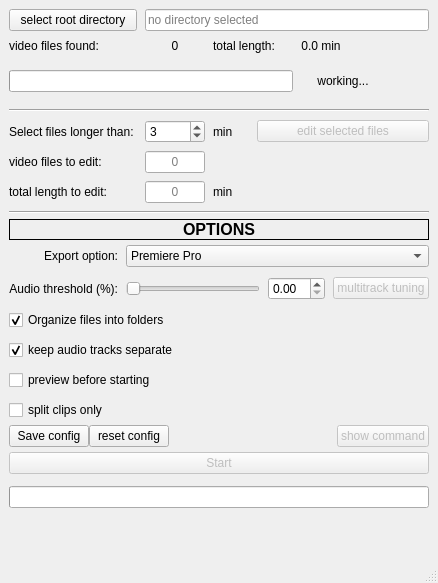
First picture: the form in UI/batchEditor.ui, repository fdllrs/batchEditor, before the edit.
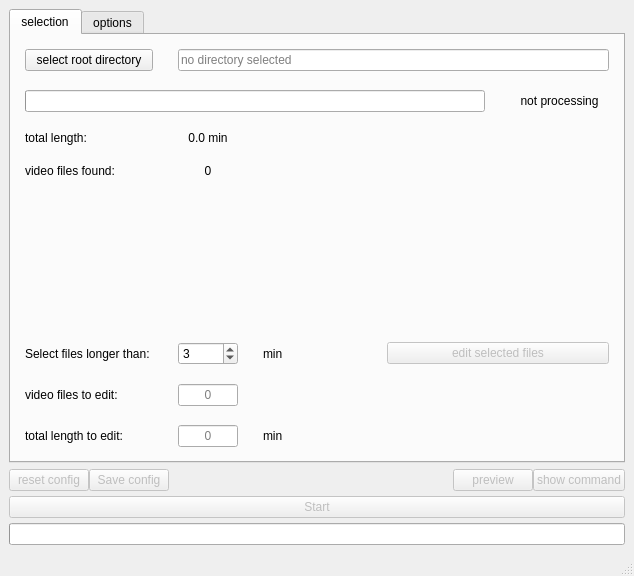
Second picture: the form after the edit.

Commit message: revamp ui to allow more and cleaner options

What changed in the file:
```diff
--- a/UI/batchEditor.ui
+++ b/UI/batchEditor.ui
@@ -6,8 +6,8 @@
    <rect>
     <x>0</x>
     <y>0</y>
-    <width>438</width>
-    <height>583</height>
+    <width>634</width>
+    <height>576</height>
    </rect>
   </property>
   <property name="windowTitle">
@@ -17,132 +17,181 @@
    <bool>false</bool>
   </property>
   <widget class="QWidget" name="centralwidget">
-   <layout class="QGridLayout" name="gridLayout" columnstretch="0">
-    <property name="sizeConstraint">
-     <enum>QLayout::SizeConstraint::SetDefaultConstraint</enum>
-    </property>
-    <property name="horizontalSpacing">
+   <layout class="QVBoxLayout" name="verticalLayout_2">
+    <item>
+     <widget class="QTabWidget" name="tabWidget">
+      <property name="sizePolicy">
+       <sizepolicy hsizetype="Expanding" vsizetype="Expanding">
+        <horstretch>0</horstretch>
+        <verstretch>0</verstretch>
+       </sizepolicy>
+      </property>
+      <property name="currentIndex">
      <number>0</number>
     </property>
-    <property name="verticalSpacing">
-     <number>5</number>
-    </property>
-    <item row="0" column="0">
+      <widget class="QWidget" name="selectionTab">
+       <attribute name="title">
+        <string>selection</string>
+       </attribute>
+       <layout class="QVBoxLayout" name="verticalLayout">
+        <item>
      <layout class="QGridLayout" name="SelectionGrid">
-      <property name="spacing">
-       <number>8</number>
-      </property>
-      <item row="7" column="1">
-       <widget class="QLineEdit" name="filesToEditSpinbox">
-        <property name="maximumSize">
-         <size>
-          <width>60</width>
-          <height>16777215</height>
-         </size>
-        </property>
-        <property name="alignment">
-         <set>Qt::AlignmentFlag::AlignCenter</set>
-        </property>
-        <property name="readOnly">
-         <bool>true</bool>
-        </property>
-        <property name="placeholderText">
-         <string>0</string>
-        </property>
-       </widget>
-      </item>
-      <item row="9" column="0" colspan="7">
-       <widget class="Line" name="line_3">
-        <property name="orientation">
-         <enum>Qt::Orientation::Horizontal</enum>
-        </property>
-       </widget>
-      </item>
-      <item row="8" column="0">
-       <widget class="QLabel" name="totalLengthToEditLabel">
-        <property name="text">
-         <string>total length to edit: </string>
-        </property>
-        <property name="alignment">
-         <set>Qt::AlignmentFlag::AlignLeading|Qt::AlignmentFlag::AlignLeft|Qt::AlignmentFlag::AlignVCenter</set>
-        </property>
-       </widget>
-      </item>
-      <item row="8" column="2">
-       <widget class="QLabel" name="minLabel_2">
-        <property name="sizePolicy">
-         <sizepolicy hsizetype="Minimum" vsizetype="Preferred">
-          <horstretch>0</horstretch>
-          <verstretch>0</verstretch>
-         </sizepolicy>
-        </property>
-        <property name="text">
-         <string>min</string>
-        </property>
-        <property name="alignment">
-         <set>Qt::AlignmentFlag::AlignLeading|Qt::AlignmentFlag::AlignLeft|Qt::AlignmentFlag::AlignVCenter</set>
-        </property>
-       </widget>
-      </item>
-      <item row="0" column="0">
-       <widget class="QPushButton" name="selectRootDirectoryButton">
-        <property name="text">
-         <string>select root directory</string>
-        </property>
-       </widget>
-      </item>
+          <property name="leftMargin">
+           <number>5</number>
+          </property>
+          <property name="topMargin">
+           <number>5</number>
+          </property>
+          <property name="rightMargin">
+           <number>5</number>
+          </property>
+          <property name="bottomMargin">
+           <number>5</number>
+          </property>
+          <property name="horizontalSpacing">
+           <number>25</number>
+          </property>
+          <property name="verticalSpacing">
+           <number>19</number>
+          </property>
       <item row="6" column="1">
-       <widget class="QSpinBox" name="minLengthSpinbox">
-        <property name="sizePolicy">
-         <sizepolicy hsizetype="Expanding" vsizetype="Fixed">
-          <horstretch>0</horstretch>
-          <verstretch>0</verstretch>
-         </sizepolicy>
-        </property>
+           <widget class="QLineEdit" name="filesToEditSpinbox">
         <property name="maximumSize">
          <size>
           <width>60</width>
           <height>16777215</height>
          </size>
         </property>
-        <property name="minimum">
-         <number>0</number>
-        </property>
-        <property name="maximum">
-         <number>9999</number>
+            <property name="alignment">
+             <set>Qt::AlignmentFlag::AlignCenter</set>
+            </property>
+            <property name="readOnly">
+             <bool>true</bool>
+            </property>
+            <property name="placeholderText">
+             <string>0</string>
+            </property>
+           </widget>
+          </item>
+          <item row="1" column="0" colspan="4">
+           <widget class="QProgressBar" name="foundFilesProgressBar">
+            <property name="sizePolicy">
+             <sizepolicy hsizetype="Preferred" vsizetype="Fixed">
+              <horstretch>0</horstretch>
+              <verstretch>0</verstretch>
+             </sizepolicy>
+            </property>
+            <property name="palette">
+             <palette>
+              <active>
+               <colorrole role="BrightText">
+                <brush brushstyle="SolidPattern">
+                 <color alpha="255">
+                  <red>85</red>
+                  <green>255</green>
+                  <blue>255</blue>
+                 </color>
+                </brush>
+               </colorrole>
+               <colorrole role="Accent">
+                <brush brushstyle="SolidPattern">
+                 <color alpha="255">
+                  <red>85</red>
+                  <green>170</green>
+                  <blue>255</blue>
+                 </color>
+                </brush>
+               </colorrole>
+              </active>
+              <inactive>
+               <colorrole role="BrightText">
+                <brush brushstyle="SolidPattern">
+                 <color alpha="255">
+                  <red>85</red>
+                  <green>255</green>
+                  <blue>255</blue>
+                 </color>
+                </brush>
+               </colorrole>
+               <colorrole role="Accent">
+                <brush brushstyle="SolidPattern">
+                 <color alpha="255">
+                  <red>85</red>
+                  <green>170</green>
+                  <blue>255</blue>
+                 </color>
+                </brush>
+               </colorrole>
+              </inactive>
+              <disabled>
+               <colorrole role="BrightText">
+                <brush brushstyle="SolidPattern">
+                 <color alpha="255">
+                  <red>85</red>
+                  <green>255</green>
+                  <blue>255</blue>
+                 </color>
+                </brush>
+               </colorrole>
+               <colorrole role="Accent">
+                <brush brushstyle="SolidPattern">
+                 <color alpha="255">
+                  <red>85</red>
+                  <green>170</green>
+                  <blue>255</blue>
+                 </color>
+                </brush>
+               </colorrole>
+              </disabled>
+             </palette>
+            </property>
+            <property name="acceptDrops">
+             <bool>false</bool>
         </property>
         <property name="value">
-         <number>3</number>
-        </property>
-       </widget>
-      </item>
-      <item row="6" column="0">
-       <widget class="QLabel" name="filesLongerThanLabel">
-        <property name="sizePolicy">
-         <sizepolicy hsizetype="Fixed" vsizetype="Preferred">
-          <horstretch>0</horstretch>
-          <verstretch>0</verstretch>
-         </sizepolicy>
-        </property>
-        <property name="text">
-         <string>Select files longer than: </string>
+             <number>0</number>
+            </property>
+            <property name="textVisible">
+             <bool>false</bool>
+            </property>
+            <property name="format">
+             <string/>
+            </property>
+           </widget>
+          </item>
+          <item row="7" column="1">
+           <widget class="QLineEdit" name="totalLengthToEditSpinbox">
+            <property name="enabled">
+             <bool>true</bool>
+            </property>
+            <property name="maximumSize">
+             <size>
+              <width>60</width>
+              <height>16777215</height>
+             </size>
         </property>
         <property name="alignment">
-         <set>Qt::AlignmentFlag::AlignLeading|Qt::AlignmentFlag::AlignLeft|Qt::AlignmentFlag::AlignVCenter</set>
-        </property>
-       </widget>
-      </item>
-      <item row="7" column="0">
-       <widget class="QLabel" name="videoFilesToEditLabel">
+             <set>Qt::AlignmentFlag::AlignCenter</set>
+            </property>
+            <property name="readOnly">
+             <bool>true</bool>
+            </property>
+            <property name="placeholderText">
+             <string>0</string>
+            </property>
+           </widget>
+          </item>
+          <item row="3" column="0">
+           <widget class="QLabel" name="filesFoundLabel">
         <property name="text">
-         <string>video files to edit: </string>
-        </property>
-        <property name="alignment">
-         <set>Qt::AlignmentFlag::AlignLeading|Qt::AlignmentFlag::AlignLeft|Qt::AlignmentFlag::AlignVCenter</set>
+             <string>video files found:</string>
+            </property>
+            <property name="indent">
+             <number>0</number>
         </property>
        </widget>
       </item>
-      <item row="6" column="3" colspan="4">
+          <item row="5" column="3" colspan="2">
        <widget class="QPushButton" name="editSelectedFilesButton">
         <property name="enabled">
          <bool>false</bool>
@@ -167,17 +216,33 @@
         </property>
        </widget>
       </item>
-      <item row="1" column="0">
-       <widget class="QLabel" name="filesFoundLabel">
+          <item row="5" column="0">
+           <widget class="QLabel" name="filesLongerThanLabel">
+            <property name="sizePolicy">
+             <sizepolicy hsizetype="Fixed" vsizetype="Preferred">
+              <horstretch>0</horstretch>
+              <verstretch>0</verstretch>
+             </sizepolicy>
+            </property>
         <property name="text">
-         <string>video files found:</string>
+             <string>Select files longer than: </string>
         </property>
         <property name="alignment">
          <set>Qt::AlignmentFlag::AlignLeading|Qt::AlignmentFlag::AlignLeft|Qt::AlignmentFlag::AlignVCenter</set>
         </property>
        </widget>
       </item>
-      <item row="0" column="1" colspan="6">
+          <item row="7" column="0">
+           <widget class="QLabel" name="totalLengthToEditLabel">
+            <property name="text">
+             <string>total length to edit: </string>
+            </property>
+            <property name="alignment">
+             <set>Qt::AlignmentFlag::AlignLeading|Qt::AlignmentFlag::AlignLeft|Qt::AlignmentFlag::AlignVCenter</set>
+            </property>
+           </widget>
+          </item>
+          <item row="0" column="1" colspan="4">
        <widget class="QLineEdit" name="rootDirectoryLabel">
         <property name="readOnly">
          <bool>true</bool>
@@ -190,85 +255,11 @@
         </property>
        </widget>
       </item>
-      <item row="3" column="0" colspan="4">
-       <widget class="QProgressBar" name="foundFilesProgressBar">
-        <property name="acceptDrops">
-         <bool>false</bool>
-        </property>
-        <property name="value">
-         <number>0</number>
-        </property>
-        <property name="textVisible">
-         <bool>false</bool>
-        </property>
-        <property name="format">
-         <string/>
-        </property>
-       </widget>
-      </item>
-      <item row="8" column="1">
-       <widget class="QLineEdit" name="totalLengthToEditSpinbox">
-        <property name="enabled">
-         <bool>true</bool>
-        </property>
-        <property name="maximumSize">
-         <size>
-          <width>60</width>
-          <height>16777215</height>
-         </size>
-        </property>
-        <property name="alignment">
-         <set>Qt::AlignmentFlag::AlignCenter</set>
-        </property>
-        <property name="readOnly">
-         <bool>true</bool>
-        </property>
-        <property name="placeholderText">
-         <string>0</string>
-        </property>
-       </widget>
-      </item>
-      <item row="3" column="4" colspan="2">
-       <widget class="QLabel" name="progressBarLabel">
-        <property name="text">
-         <string>working...</string>
-        </property>
-        <property name="alignment">
-         <set>Qt::AlignmentFlag::AlignCenter</set>
-        </property>
-       </widget>
-      </item>
-      <item row="6" column="2">
-       <widget class="QLabel" name="minLabel_3">
-        <property name="sizePolicy">
-         <sizepolicy hsizetype="Minimum" vsizetype="Preferred">
-          <horstretch>0</horstretch>
-          <verstretch>0</verstretch>
-         </sizepolicy>
-        </property>
-        <property name="text">
-         <string>min</string>
-        </property>
-        <property name="alignment">
-         <set>Qt::AlignmentFlag::AlignLeading|Qt::AlignmentFlag::AlignLeft|Qt::AlignmentFlag::AlignVCenter</set>
-        </property>
-       </widget>
-      </item>
-      <item row="5" column="0" colspan="7">
-       <widget class="Line" name="line">
-        <property name="orientation">
-         <enum>Qt::Orientation::Horizontal</enum>
-        </property>
-       </widget>
-      </item>
-      <item row="3" column="6">
-       <spacer name="verticalSpacer_3">
+          <item row="4" column="1">
+           <spacer name="verticalSpacer">
         <property name="orientation">
          <enum>Qt::Orientation::Vertical</enum>
         </property>
-        <property name="sizeType">
-         <enum>QSizePolicy::Policy::Maximum</enum>
-        </property>
         <property name="sizeHint" stdset="0">
          <size>
           <width>20</width>
@@ -277,10 +268,45 @@
         </property>
        </spacer>
       </item>
-      <item row="1" column="1">
+          <item row="6" column="0">
+           <widget class="QLabel" name="videoFilesToEditLabel">
+            <property name="text">
+             <string>video files to edit: </string>
+            </property>
+            <property name="alignment">
+             <set>Qt::AlignmentFlag::AlignLeading|Qt::AlignmentFlag::AlignLeft|Qt::AlignmentFlag::AlignVCenter</set>
+            </property>
+           </widget>
+          </item>
+          <item row="5" column="1">
+           <widget class="QSpinBox" name="minLengthSpinbox">
+            <property name="sizePolicy">
+             <sizepolicy hsizetype="Expanding" vsizetype="Fixed">
+              <horstretch>0</horstretch>
+              <verstretch>0</verstretch>
+             </sizepolicy>
+            </property>
+            <property name="maximumSize">
+             <size>
+              <width>60</width>
+              <height>16777215</height>
+             </size>
+            </property>
+            <property name="minimum">
+             <number>0</number>
+            </property>
+            <property name="maximum">
+             <number>9999</number>
+            </property>
+            <property name="value">
+             <number>3</number>
+            </property>
+           </widget>
+          </item>
+          <item row="3" column="1">
        <widget class="QLabel" name="filesFound">
         <property name="sizePolicy">
-         <sizepolicy hsizetype="Minimum" vsizetype="Preferred">
+             <sizepolicy hsizetype="Preferred" vsizetype="Preferred">
           <horstretch>0</horstretch>
           <verstretch>0</verstretch>
          </sizepolicy>
@@ -293,10 +319,17 @@
         </property>
        </widget>
       </item>
-      <item row="1" column="4">
+          <item row="0" column="0">
+           <widget class="QPushButton" name="selectRootDirectoryButton">
+            <property name="text">
+             <string>select root directory</string>
+            </property>
+           </widget>
+          </item>
+          <item row="2" column="1">
        <widget class="QLabel" name="totalLength">
         <property name="sizePolicy">
-         <sizepolicy hsizetype="Minimum" vsizetype="Preferred">
+             <sizepolicy hsizetype="Preferred" vsizetype="Preferred">
           <horstretch>0</horstretch>
           <verstretch>0</verstretch>
          </sizepolicy>
@@ -309,8 +342,36 @@
         </property>
        </widget>
       </item>
-      <item row="1" column="2" colspan="2">
+          <item row="5" column="2">
+           <widget class="QLabel" name="minLabel_3">
+            <property name="sizePolicy">
+             <sizepolicy hsizetype="Minimum" vsizetype="Preferred">
+              <horstretch>0</horstretch>
+              <verstretch>0</verstretch>
+             </sizepolicy>
+            </property>
+            <property name="lineWidth">
+             <number>0</number>
+            </property>
+            <property name="text">
+             <string>min</string>
+            </property>
+            <property name="alignment">
+             <set>Qt::AlignmentFlag::AlignLeading|Qt::AlignmentFlag::AlignLeft|Qt::AlignmentFlag::AlignVCenter</set>
+            </property>
+           </widget>
+          </item>
+          <item row="2" column="0">
        <widget class="QLabel" name="totalLengthLabel">
+            <property name="enabled">
+             <bool>true</bool>
+            </property>
+            <property name="sizePolicy">
+             <sizepolicy hsizetype="Preferred" vsizetype="Preferred">
+              <horstretch>0</horstretch>
+              <verstretch>0</verstretch>
+             </sizepolicy>
+            </property>
         <property name="text">
          <string>total length: </string>
         </property>
@@ -319,242 +380,67 @@
         </property>
        </widget>
       </item>
-     </layout>
-    </item>
-    <item row="1" column="0">
-     <widget class="QLabel" name="optionsLabel">
-      <property name="enabled">
-       <bool>true</bool>
-      </property>
-      <property name="sizePolicy">
-       <sizepolicy hsizetype="Preferred" vsizetype="Fixed">
-        <horstretch>0</horstretch>
-        <verstretch>0</verstretch>
-       </sizepolicy>
-      </property>
-      <property name="font">
-       <font>
-        <pointsize>12</pointsize>
-        <bold>true</bold>
-       </font>
-      </property>
-      <property name="autoFillBackground">
-       <bool>false</bool>
-      </property>
-      <property name="frameShape">
-       <enum>QFrame::Shape::Panel</enum>
-      </property>
-      <property name="frameShadow">
-       <enum>QFrame::Shadow::Plain</enum>
-      </property>
+          <item row="1" column="4">
+           <widget class="QLabel" name="progressBarLabel">
       <property name="text">
-       <string>OPTIONS</string>
+             <string>not processing</string>
       </property>
       <property name="alignment">
        <set>Qt::AlignmentFlag::AlignCenter</set>
       </property>
      </widget>
     </item>
-    <item row="6" column="0">
-     <layout class="QVBoxLayout" name="StartGrid">
-      <property name="spacing">
-       <number>12</number>
-      </property>
-      <item>
-       <widget class="QPushButton" name="startButton">
-        <property name="enabled">
-         <bool>false</bool>
-        </property>
-        <property name="text">
-         <string>Start</string>
-        </property>
-       </widget>
-      </item>
-      <item>
-       <widget class="QProgressBar" name="progressBar">
-        <property name="acceptDrops">
-         <bool>false</bool>
-        </property>
-        <property name="value">
+          <item row="7" column="2">
+           <widget class="QLabel" name="minLabel_2">
+            <property name="sizePolicy">
+             <sizepolicy hsizetype="Minimum" vsizetype="Preferred">
+              <horstretch>0</horstretch>
+              <verstretch>0</verstretch>
+             </sizepolicy>
+            </property>
+            <property name="lineWidth">
          <number>0</number>
         </property>
-        <property name="textVisible">
-         <bool>false</bool>
-        </property>
-       </widget>
-      </item>
+            <property name="text">
+             <string>min</string>
+            </property>
+            <property name="alignment">
+             <set>Qt::AlignmentFlag::AlignLeading|Qt::AlignmentFlag::AlignLeft|Qt::AlignmentFlag::AlignVCenter</set>
+            </property>
+           </widget>
+          </item>
+         </layout>
+        </item>
+       </layout>
+      </widget>
+      <widget class="QWidget" name="optionsTab">
+       <attribute name="title">
+        <string>options</string>
+       </attribute>
+       <layout class="QHBoxLayout" name="horizontalLayout">
       <item>
-       <spacer name="verticalSpacer_2">
-        <property name="orientation">
-         <enum>Qt::Orientation::Vertical</enum>
-        </property>
-        <property name="sizeHint" stdset="0">
-         <size>
-          <width>20</width>
-          <height>40</height>
-         </size>
-        </property>
-       </spacer>
-      </item>
-     </layout>
-    </item>
-    <item row="5" column="0">
-     <layout class="QHBoxLayout" name="editConfigLayout">
+         <layout class="QGridLayout" name="optionsGrid" rowstretch="0,0,0,0,0,0" columnstretch="1,0,0,0,0">
       <property name="sizeConstraint">
-       <enum>QLayout::SizeConstraint::SetFixedSize</enum>
-      </property>
-      <item>
-       <widget class="QPushButton" name="saveConfig">
-        <property name="sizePolicy">
-         <sizepolicy hsizetype="Fixed" vsizetype="Fixed">
-          <horstretch>0</horstretch>
-          <verstretch>0</verstretch>
-         </sizepolicy>
-        </property>
-        <property name="text">
-         <string>Save config</string>
-        </property>
-       </widget>
-      </item>
-      <item>
-       <widget class="QPushButton" name="resetConfig">
-        <property name="sizePolicy">
-         <sizepolicy hsizetype="Fixed" vsizetype="Fixed">
-          <horstretch>0</horstretch>
-          <verstretch>0</verstretch>
-         </sizepolicy>
-        </property>
-        <property name="text">
-         <string>reset config</string>
-        </property>
-       </widget>
-      </item>
-      <item>
-       <spacer name="horizontalSpacer">
-        <property name="orientation">
-         <enum>Qt::Orientation::Horizontal</enum>
-        </property>
-        <property name="sizeHint" stdset="0">
-         <size>
-          <width>40</width>
-          <height>20</height>
-         </size>
-        </property>
-       </spacer>
-      </item>
-      <item>
-       <widget class="QPushButton" name="resetConfig_2">
-        <property name="enabled">
-         <bool>false</bool>
-        </property>
-        <property name="sizePolicy">
-         <sizepolicy hsizetype="Fixed" vsizetype="Fixed">
-          <horstretch>0</horstretch>
-          <verstretch>0</verstretch>
-         </sizepolicy>
-        </property>
-        <property name="text">
-         <string>show command</string>
-        </property>
-       </widget>
-      </item>
-     </layout>
-    </item>
-    <item row="2" column="0">
-     <layout class="QGridLayout" name="optionsGrid" columnstretch="0,0,0,0,0">
+           <enum>QLayout::SizeConstraint::SetDefaultConstraint</enum>
+          </property>
+          <property name="leftMargin">
+           <number>5</number>
+          </property>
+          <property name="topMargin">
+           <number>5</number>
+          </property>
+          <property name="rightMargin">
+           <number>5</number>
+          </property>
+          <property name="bottomMargin">
+           <number>5</number>
+          </property>
       <property name="horizontalSpacing">
-       <number>8</number>
+           <number>6</number>
       </property>
       <property name="verticalSpacing">
-       <number>10</number>
-      </property>
-      <item row="0" column="1" colspan="4">
-       <widget class="QComboBox" name="exportSelector">
-        <item>
-         <property name="text">
-          <string>Premiere Pro</string>
-         </property>
-        </item>
-        <item>
-         <property name="text">
-          <string>Da Vinci Resolve</string>
-         </property>
-        </item>
-        <item>
-         <property name="text">
-          <string>Final Cut Pro</string>
-         </property>
-        </item>
-        <item>
-         <property name="text">
-          <string>ShotCut</string>
-         </property>
-        </item>
-        <item>
-         <property name="text">
-          <string>Kdenlive</string>
-         </property>
-        </item>
-        <item>
-         <property name="text">
-          <string>clip seuqence</string>
-         </property>
-        </item>
-       </widget>
-      </item>
-      <item row="1" column="3">
-       <widget class="QDoubleSpinBox" name="audioThresholdSpinbox">
-        <property name="singleStep">
-         <double>0.500000000000000</double>
-        </property>
-       </widget>
-      </item>
-      <item row="3" column="0" colspan="5">
-       <widget class="QCheckBox" name="separateTracks">
-        <property name="text">
-         <string>keep audio tracks separate</string>
-        </property>
-        <property name="checked">
-         <bool>true</bool>
-        </property>
-       </widget>
-      </item>
-      <item row="1" column="4">
-       <widget class="QPushButton" name="multitrackTuningButton">
-        <property name="enabled">
-         <bool>false</bool>
-        </property>
-        <property name="sizePolicy">
-         <sizepolicy hsizetype="Minimum" vsizetype="Maximum">
-          <horstretch>0</horstretch>
-          <verstretch>0</verstretch>
-         </sizepolicy>
-        </property>
-        <property name="text">
-         <string>multitrack tuning</string>
-        </property>
-       </widget>
-      </item>
-      <item row="0" column="0">
-       <widget class="QLabel" name="exportOptionLabel">
-        <property name="text">
-         <string>Export option:</string>
-        </property>
-        <property name="alignment">
-         <set>Qt::AlignmentFlag::AlignRight|Qt::AlignmentFlag::AlignTrailing|Qt::AlignmentFlag::AlignVCenter</set>
-        </property>
-       </widget>
-      </item>
-      <item row="1" column="0">
-       <widget class="QLabel" name="audioThresholdLabel">
-        <property name="text">
-         <string>Audio threshold (%):</string>
-        </property>
-        <property name="alignment">
-         <set>Qt::AlignmentFlag::AlignRight|Qt::AlignmentFlag::AlignTrailing|Qt::AlignmentFlag::AlignVCenter</set>
-        </property>
-       </widget>
-      </item>
+           <number>2</number>
+          </property>
       <item row="1" column="1" colspan="2">
        <widget class="QSlider" name="audiothresholdSlider">
         <property name="sizePolicy">
@@ -607,7 +493,110 @@
         </property>
        </widget>
       </item>
-      <item row="2" column="0" colspan="5">
+          <item row="1" column="0">
+           <widget class="QLabel" name="audioThresholdLabel">
+            <property name="text">
+             <string>Audio threshold (%):</string>
+            </property>
+            <property name="alignment">
+             <set>Qt::AlignmentFlag::AlignRight|Qt::AlignmentFlag::AlignTrailing|Qt::AlignmentFlag::AlignVCenter</set>
+            </property>
+            <property name="margin">
+             <number>3</number>
+            </property>
+           </widget>
+          </item>
+          <item row="1" column="4">
+           <widget class="QPushButton" name="multitrackTuningButton">
+            <property name="enabled">
+             <bool>false</bool>
+            </property>
+            <property name="sizePolicy">
+             <sizepolicy hsizetype="Minimum" vsizetype="Maximum">
+              <horstretch>0</horstretch>
+              <verstretch>0</verstretch>
+             </sizepolicy>
+            </property>
+            <property name="text">
+             <string>multitrack tuning</string>
+            </property>
+           </widget>
+          </item>
+          <item row="0" column="1" colspan="4">
+           <widget class="QComboBox" name="exportSelector">
+            <item>
+             <property name="text">
+              <string>Premiere Pro</string>
+             </property>
+            </item>
+            <item>
+             <property name="text">
+              <string>Da Vinci Resolve</string>
+             </property>
+            </item>
+            <item>
+             <property name="text">
+              <string>Final Cut Pro</string>
+             </property>
+            </item>
+            <item>
+             <property name="text">
+              <string>ShotCut</string>
+             </property>
+            </item>
+            <item>
+             <property name="text">
+              <string>Kdenlive</string>
+             </property>
+            </item>
+            <item>
+             <property name="text">
+              <string>clip seuqence</string>
+             </property>
+            </item>
+           </widget>
+          </item>
+          <item row="2" column="1">
+           <widget class="QDoubleSpinBox" name="marginSpinbox">
+            <property name="singleStep">
+             <double>0.500000000000000</double>
+            </property>
+           </widget>
+          </item>
+          <item row="1" column="3">
+           <widget class="QDoubleSpinBox" name="audioThresholdSpinbox">
+            <property name="singleStep">
+             <double>0.500000000000000</double>
+            </property>
+           </widget>
+          </item>
+          <item row="2" column="0">
+           <widget class="QLabel" name="marginLabel">
+            <property name="text">
+             <string>margin (seconds):</string>
+            </property>
+            <property name="alignment">
+             <set>Qt::AlignmentFlag::AlignRight|Qt::AlignmentFlag::AlignTrailing|Qt::AlignmentFlag::AlignVCenter</set>
+            </property>
+            <property name="margin">
+             <number>3</number>
+            </property>
+           </widget>
+          </item>
+          <item row="0" column="0">
+           <widget class="QLabel" name="exportOptionLabel">
+            <property name="text">
+             <string>Export option:</string>
+            </property>
+            <property name="alignment">
+             <set>Qt::AlignmentFlag::AlignRight|Qt::AlignmentFlag::AlignTrailing|Qt::AlignmentFlag::AlignVCenter</set>
+            </property>
+            <property name="margin">
+             <number>3</number>
+            </property>
+           </widget>
+          </item>
+          <item row="3" column="0" colspan="2">
        <widget class="QCheckBox" name="organizeIntoFolders">
         <property name="text">
          <string>Organize files into folders</string>
@@ -620,14 +609,17 @@
         </property>
        </widget>
       </item>
-      <item row="4" column="0" colspan="5">
-       <widget class="QCheckBox" name="preview">
+          <item row="4" column="0" colspan="2">
+           <widget class="QCheckBox" name="separateTracks">
         <property name="text">
-         <string>preview before starting</string>
+             <string>keep audio tracks separate</string>
+            </property>
+            <property name="checked">
+             <bool>true</bool>
         </property>
        </widget>
       </item>
-      <item row="5" column="0" colspan="5">
+          <item row="5" column="0" colspan="2">
        <widget class="QCheckBox" name="splitOnly">
         <property name="text">
          <string>split clips only</string>
@@ -638,6 +630,116 @@
     </item>
    </layout>
   </widget>
+     </widget>
+    </item>
+    <item>
+     <layout class="QGridLayout" name="gridLayout_2">
+      <property name="bottomMargin">
+       <number>0</number>
+      </property>
+      <property name="horizontalSpacing">
+       <number>0</number>
+      </property>
+      <property name="verticalSpacing">
+       <number>5</number>
+      </property>
+      <item row="2" column="0" colspan="5">
+       <widget class="QProgressBar" name="progressBar">
+        <property name="acceptDrops">
+         <bool>false</bool>
+        </property>
+        <property name="value">
+         <number>0</number>
+        </property>
+        <property name="textVisible">
+         <bool>false</bool>
+        </property>
+       </widget>
+      </item>
+      <item row="0" column="0">
+       <widget class="QPushButton" name="resetConfigButton">
+        <property name="enabled">
+         <bool>false</bool>
+        </property>
+        <property name="sizePolicy">
+         <sizepolicy hsizetype="Fixed" vsizetype="Fixed">
+          <horstretch>0</horstretch>
+          <verstretch>0</verstretch>
+         </sizepolicy>
+        </property>
+        <property name="text">
+         <string>reset config</string>
+        </property>
+       </widget>
+      </item>
+      <item row="0" column="1">
+       <widget class="QPushButton" name="saveConfigButton">
+        <property name="enabled">
+         <bool>false</bool>
+        </property>
+        <property name="sizePolicy">
+         <sizepolicy hsizetype="Fixed" vsizetype="Fixed">
+          <horstretch>0</horstretch>
+          <verstretch>0</verstretch>
+         </sizepolicy>
+        </property>
+        <property name="text">
+         <string>Save config</string>
+        </property>
+       </widget>
+      </item>
+      <item row="0" column="4">
+       <widget class="QPushButton" name="showCommandButton">
+        <property name="enabled">
+         <bool>false</bool>
+        </property>
+        <property name="sizePolicy">
+         <sizepolicy hsizetype="Fixed" vsizetype="Fixed">
+          <horstretch>0</horstretch>
+          <verstretch>0</verstretch>
+         </sizepolicy>
+        </property>
+        <property name="text">
+         <string>show command</string>
+        </property>
+       </widget>
+      </item>
+      <item row="0" column="3">
+       <widget class="QPushButton" name="previewButton">
+        <property name="enabled">
+         <bool>false</bool>
+        </property>
+        <property name="sizePolicy">
+         <sizepolicy hsizetype="Fixed" vsizetype="Fixed">
+          <horstretch>0</horstretch>
+          <verstretch>0</verstretch>
+         </sizepolicy>
+        </property>
+        <property name="text">
+         <string>preview</string>
+        </property>
+       </widget>
+      </item>
+      <item row="1" column="0" colspan="5">
+       <widget class="QPushButton" name="startButton">
+        <property name="enabled">
+         <bool>false</bool>
+        </property>
+        <property name="sizePolicy">
+         <sizepolicy hsizetype="MinimumExpanding" vsizetype="Fixed">
+          <horstretch>0</horstretch>
+          <verstretch>0</verstretch>
+         </sizepolicy>
+        </property>
+        <property name="text">
+         <string>Start</string>
+        </property>
+       </widget>
+      </item>
+     </layout>
+    </item>
+   </layout>
+  </widget>
   <widget class="QStatusBar" name="statusbar"/>
   <action name="actionasdasddas">
    <property name="text">
```
Left out of the diff: 13 changed lines with no effect on the pictures. Lines whose indentation alone changed are shown as unchanged. The commit also changes 1 other file.
